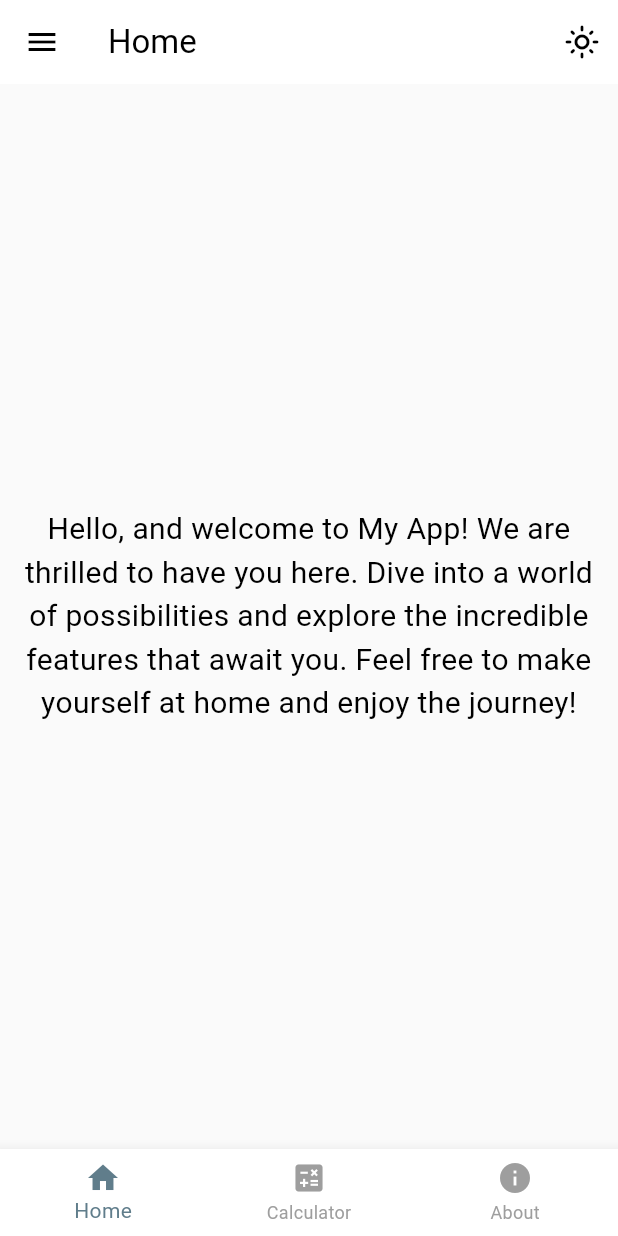
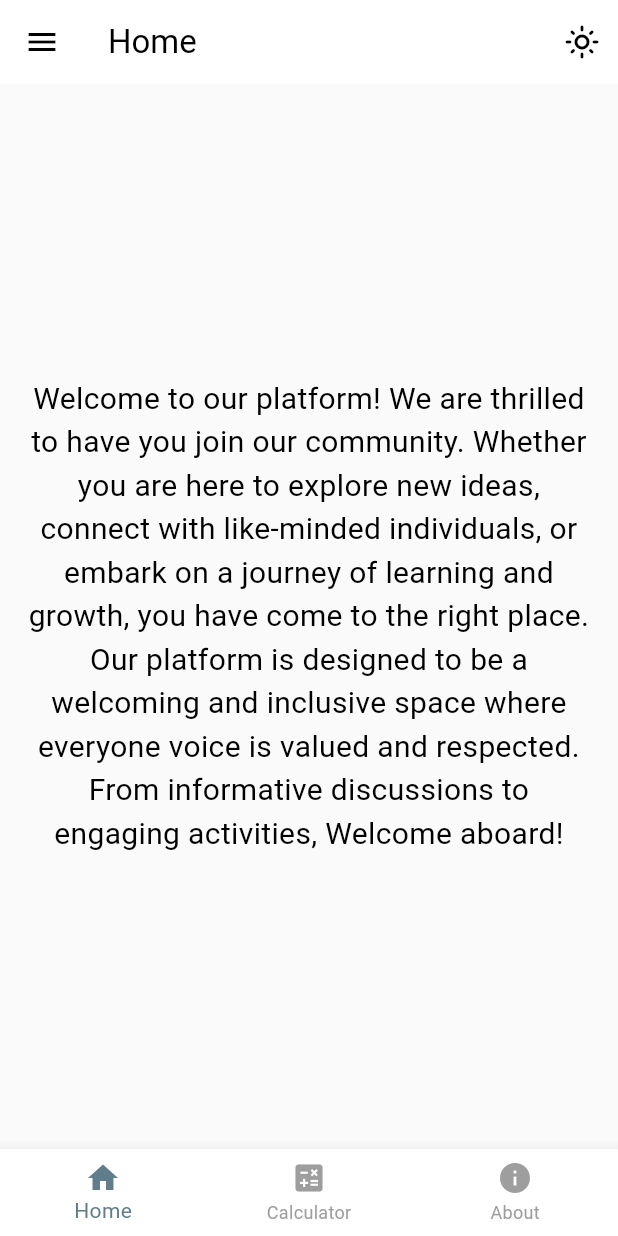
Before and after one commit to roseuwiragiye/third, a Flutter app: the HomeScreen screen opened directly, on a phone screen of 412 x 824 dp. Run offline on Flutter 3.47's test engine with Material 3 defaults, Android fonts, the phone set to English and light mode, and no system bars; our stand-ins replace pinput, shared_preferences; missing offline and left inert: connection_notifier; accounts and stored records are empty.

Commit message:
second push

```diff
--- a/lib/Home_Page.dart
+++ b/lib/Home_Page.dart
@@ -106,7 +106,9 @@ class ScreenOne extends StatelessWidget {
         padding: const EdgeInsets.all(16.0),
         child: SingleChildScrollView(
           child: Text(
-            'Hello, and welcome to My App! We are thrilled to have you here. Dive into a world of possibilities and explore the incredible features that await you. Feel free to make yourself at home and enjoy the journey!',
+            'Welcome to our platform!'
+                    ' We are thrilled to have you join our community. Whether you are here to explore new ideas, connect with like-minded individuals, or embark on a journey of learning and growth, you have come to the right place. '
+                    'Our platform is designed to be a welcoming and inclusive space where everyone voice is valued and respected. From informative discussions to engaging activities, Welcome aboard!',
             textAlign: TextAlign.center,
             style: TextStyle(
               fontSize: 20,
@@ -126,7 +128,8 @@ class ScreenThree extends StatelessWidget {
         padding: const EdgeInsets.all(16.0),
         child: SingleChildScrollView(
           child: Text(
-            'Explore the endless possibilities with our innovative app, designed to simplify your daily tasks and enhance your digital experience. From intuitive features to seamless navigation, we strive to deliver a user-centric platform that adapts to your needs.',
+            "At our core, we are a passionate team dedicated to fostering a vibrant and supportive community. With a commitment to excellence and innovation, "
+                    "we strive to create a platform where individuals from all walks of life can come together to learn, grow, and connect.",
             textAlign: TextAlign.center,
             style: TextStyle(
               fontSize: 20,
--- a/lib/screens/login_screen.dart
+++ b/lib/screens/login_screen.dart
@@ -144,7 +144,7 @@ class _LoginScreenState extends State<LoginScreen> {
                 children: [
                   Expanded(
                     child: MaterialButton(
-                      color: const Color(0xFF1E232C),
+                      color: Color.fromARGB(255, 8, 89, 239),
                       shape: RoundedRectangleBorder(
                         borderRadius: BorderRadius.circular(8),
                       ),
--- a/lib/screens/register_screen.dart
+++ b/lib/screens/register_screen.dart
@@ -170,7 +170,7 @@ class RegisterScreen extends StatelessWidget {
                 children: [
                   Expanded(
                     child: MaterialButton(
-                      color: const Color(0xFF1E232C),
+                      color: Color.fromARGB(255, 8, 89, 239),
                       shape: RoundedRectangleBorder(
                         borderRadius: BorderRadius.circular(8),
                       ),
```
